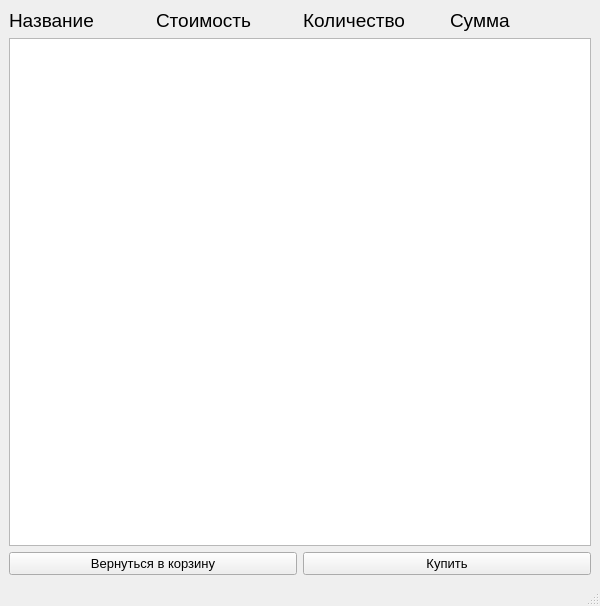
First picture: the form in BucketWindow.ui, repository wyborn666/project_pp, before the edit.
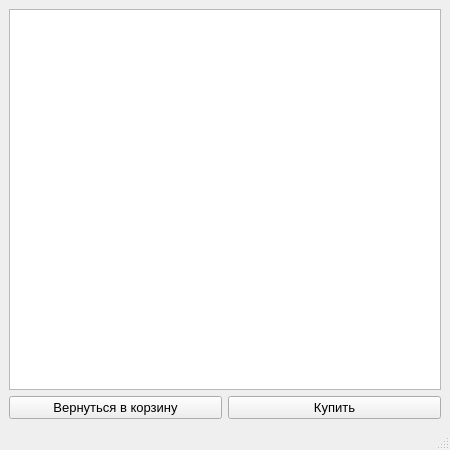
Second picture: the form after the edit.

Diff of the .ui file:
```diff
--- a/BucketWindow.ui
+++ b/BucketWindow.ui
@@ -6,8 +6,8 @@
    <rect>
     <x>0</x>
     <y>0</y>
-    <width>600</width>
-    <height>606</height>
+    <width>450</width>
+    <height>450</height>
    </rect>
   </property>
   <property name="windowTitle">
@@ -16,56 +16,7 @@
   <widget class="QWidget" name="centralwidget">
    <layout class="QGridLayout" name="gridLayout_2">
     <item row="0" column="0">
-     <layout class="QHBoxLayout" name="horizontalLayout">
-      <item>
-       <widget class="QLabel" name="label">
-        <property name="font">
-         <font>
-          <pointsize>14</pointsize>
-         </font>
-        </property>
-        <property name="text">
-         <string>Название</string>
-        </property>
-       </widget>
-      </item>
-      <item>
-       <widget class="QLabel" name="label_2">
-        <property name="font">
-         <font>
-          <pointsize>14</pointsize>
-         </font>
-        </property>
-        <property name="text">
-         <string>Стоимость</string>
-        </property>
-       </widget>
-      </item>
-      <item>
-       <widget class="QLabel" name="label_3">
-        <property name="font">
-         <font>
-          <pointsize>14</pointsize>
-         </font>
-        </property>
-        <property name="text">
-         <string>Количество</string>
-        </property>
-       </widget>
-      </item>
-      <item>
-       <widget class="QLabel" name="label_4">
-        <property name="font">
-         <font>
-          <pointsize>14</pointsize>
-         </font>
-        </property>
-        <property name="text">
-         <string>Сумма</string>
-        </property>
-       </widget>
-      </item>
-     </layout>
+     <layout class="QHBoxLayout" name="horizontalLayout"/>
     </item>
     <item row="1" column="0">
      <widget class="QPlainTextEdit" name="bill_plainTextEdit">
```
Left out of the diff: 2 changed lines with no effect on the pictures.
